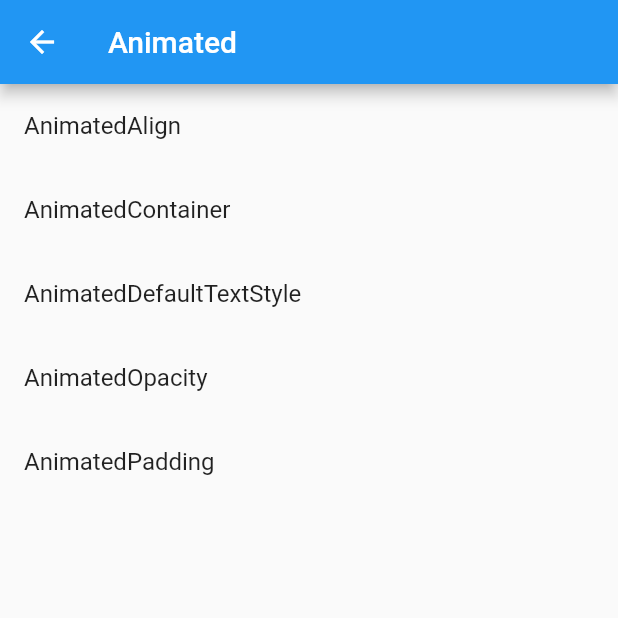
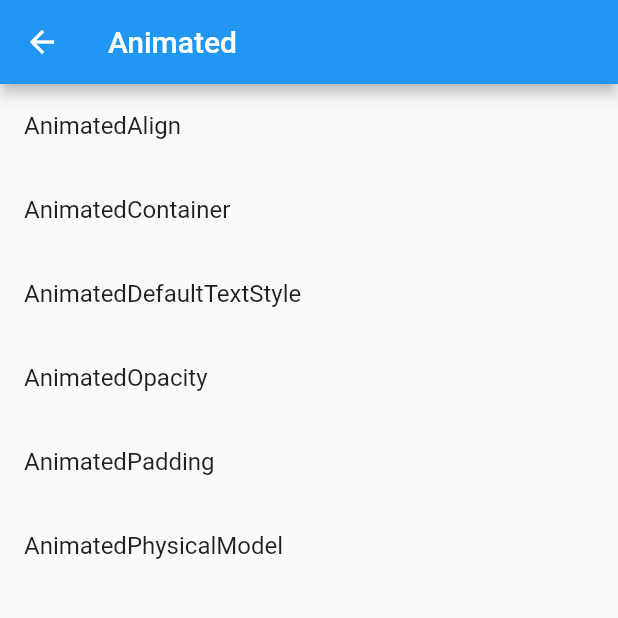
Before and after one commit to KobayashiKz/ImplicitWidgets, a Flutter app: the screen it shows after launch, after a tap on "ImplicitlyAnimated", on a phone screen of 412 x 824 dp, the top half of it. Run offline on Flutter 3.47's test engine with Material 2 defaults, Android fonts, the phone set to English and light mode, and no system bars.

Commit message:
Add AnimatedPhysicalModel

```diff
--- a/lib/app.dart
+++ b/lib/app.dart
@@ -6,6 +6,7 @@ import 'package:implicit_animation_sample/screen/implicitly_animated/animated_co
 import 'package:implicit_animation_sample/screen/implicitly_animated/animated_default_text_style.dart';
 import 'package:implicit_animation_sample/screen/implicitly_animated/animated_opacity.dart';
 import 'package:implicit_animation_sample/screen/implicitly_animated/animated_padding.dart';
+import 'package:implicit_animation_sample/screen/implicitly_animated/animated_physical_model.dart';
 import 'package:implicit_animation_sample/screen/implicitly_animated/implicitly_animated.dart';
 
 class App extends StatelessWidget {
@@ -25,6 +26,7 @@ class App extends StatelessWidget {
         AnimatedDefaultTextStylePage.routeName: (_context) => AnimatedDefaultTextStylePage(),
         AnimatedOpacityPage.routeName: (_context) => AnimatedOpacityPage(),
         AnimatedPaddingPage.routeName: (_context) => AnimatedPaddingPage(),
+        AnimatedPhysicalModelPage.routeName: (_context) => AnimatedPhysicalModelPage(),
       }
     );
   }
--- a/lib/screen/implicitly_animated/implicitly_animated.dart
+++ b/lib/screen/implicitly_animated/implicitly_animated.dart
@@ -5,6 +5,7 @@ import 'package:implicit_animation_sample/screen/implicitly_animated/animated_co
 import 'package:implicit_animation_sample/screen/implicitly_animated/animated_default_text_style.dart';
 import 'package:implicit_animation_sample/screen/implicitly_animated/animated_opacity.dart';
 import 'package:implicit_animation_sample/screen/implicitly_animated/animated_padding.dart';
+import 'package:implicit_animation_sample/screen/implicitly_animated/animated_physical_model.dart';
 import 'package:implicit_animation_sample/widgets/app_list_tile.dart';
 import 'package:implicit_animation_sample/widgets/app_scaffold.dart';
 
@@ -36,6 +37,10 @@ class ImplicitlyAnimatedPage extends StatelessWidget {
           const AppListTile(
             title: "AnimatedPadding",
             nextRouteName: AnimatedPaddingPage.routeName,
+          ),
+          const AppListTile(
+            title: "AnimatedPhysicalModel",
+            nextRouteName: AnimatedPhysicalModelPage.routeName,
           )
         ],
       ),
```
Also changed, not shown: lib/screen/implicitly_animated/animated_physical_model.dart (added, +45 -0 lines).
